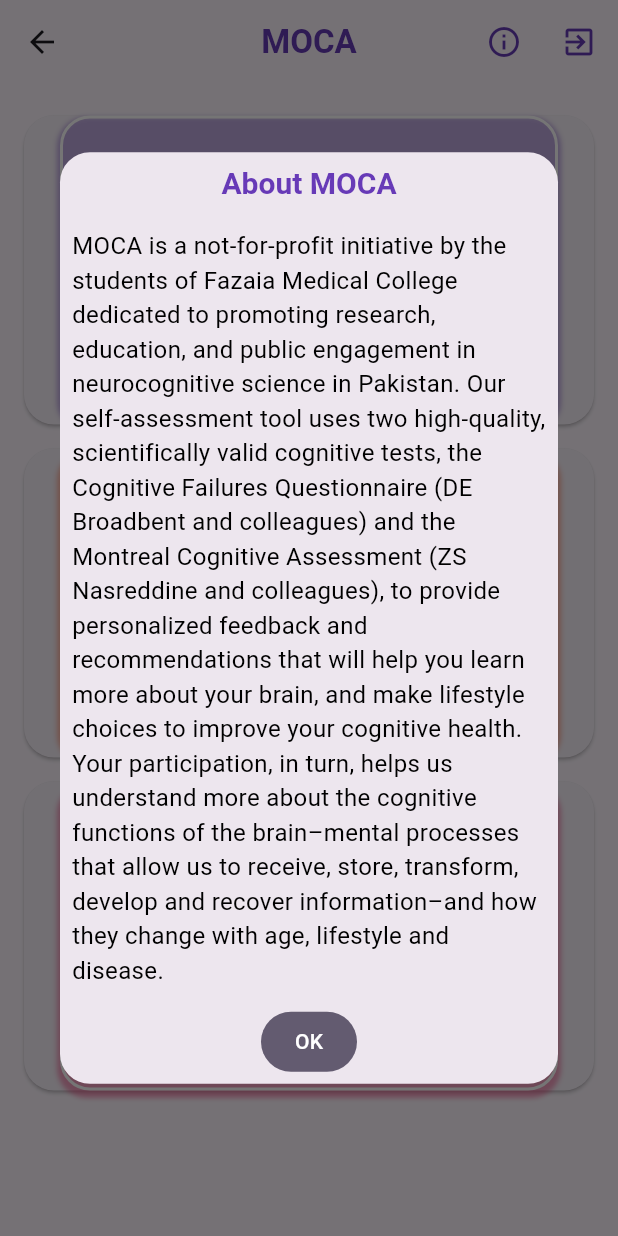
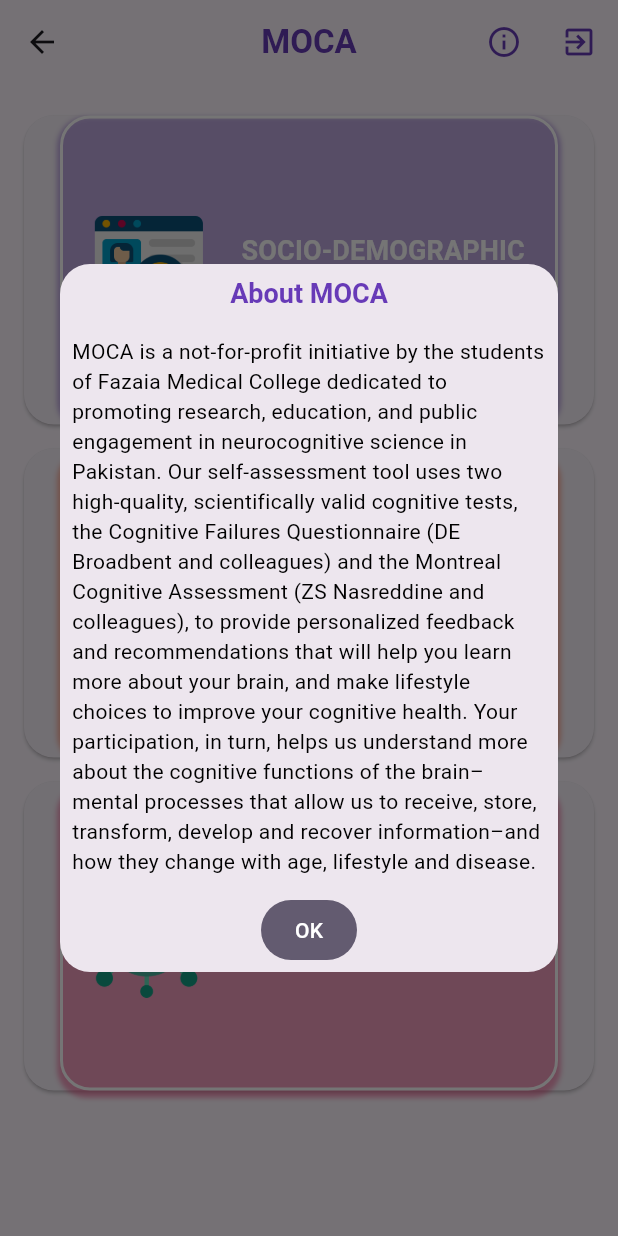
Before and after one commit to ahmaddioxide/moca, a Flutter app: the HomeScreen screen opened directly, after a tap on the "info" icon, on a phone screen of 412 x 824 dp. Run offline on Flutter 3.47's test engine with Material 2 defaults, Android fonts, the phone set to English and light mode, and no system bars; our stand-ins replace cloud_firestore, firebase_auth, firebase_core, get, shared_preferences; accounts and stored records are empty.

Commit message:
language test error resolved

```diff
--- a/lib/views/home_screen.dart
+++ b/lib/views/home_screen.dart
@@ -32,14 +32,14 @@
       titleStyle: const TextStyle(
         color: Colors.deepPurple,
         fontWeight: FontWeight.bold,
-        fontSize: 20,
+        fontSize: 18,
       ),
       content: const SingleChildScrollView(
         child: Text(
           "MOCA is a not-for-profit initiative by the students of Fazaia Medical College dedicated to promoting research, education, and public engagement in neurocognitive science in Pakistan. Our self-assessment tool uses two high-quality, scientifically valid cognitive tests, the Cognitive Failures Questionnaire (DE Broadbent and colleagues) and the Montreal Cognitive Assessment (ZS Nasreddine and colleagues), to provide personalized feedback and recommendations that will help you learn more about your brain, and make lifestyle choices to improve your cognitive health. Your participation, in turn, helps us understand more about the cognitive functions of the brain–mental processes that allow us to receive, store, transform, develop and recover information–and how they change with age, lifestyle and disease.",
           style: TextStyle(
             color: Colors.black,
-            fontSize: 16,
+            fontSize: 14,
           ),
         ),
       ),
```
